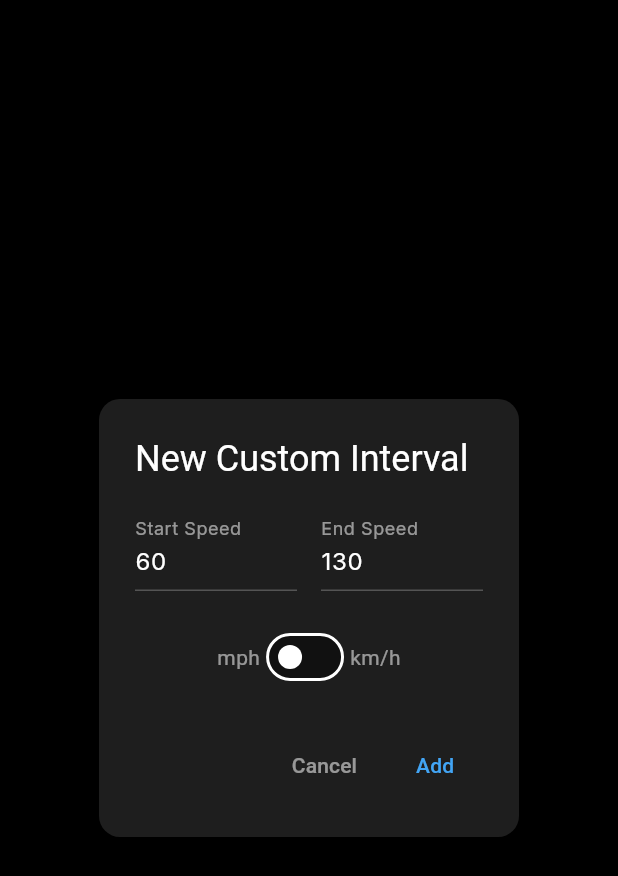
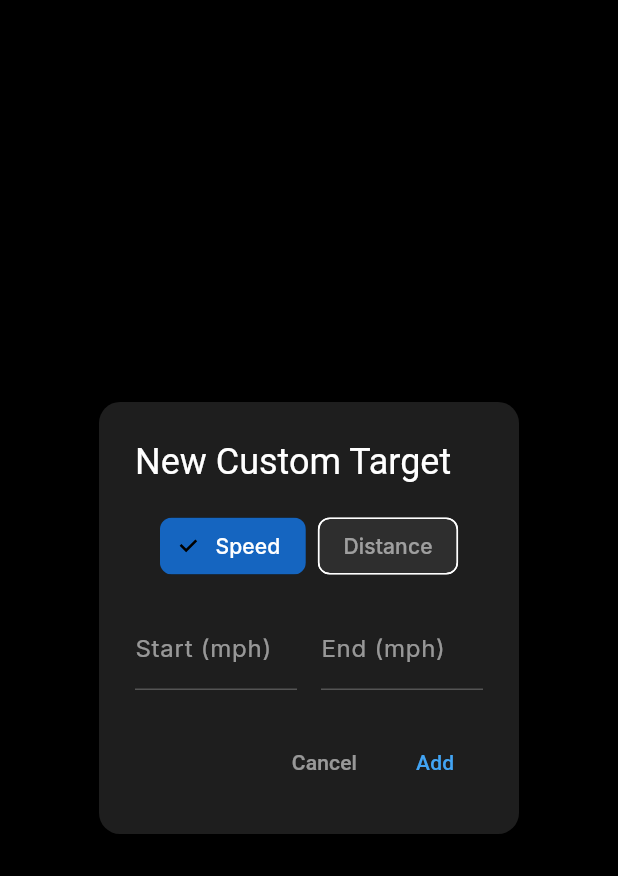
Before and after one commit to fbernatchez/open-dragy, a Flutter app: the _AddCustomTargetDialog widget shown alone on an empty page, opened directly with empty values, on a phone screen of 412 x 824 dp. Shown: the top 876 px of the screen. Run offline on Flutter 3.47's test engine with Material 3 defaults, Android fonts, the phone set to English and light mode, and no system bars; our stand-ins replace audioplayers, flutter_blue_plus, flutter_tts, google_fonts, hive, hive_flutter and 4 more; missing offline and left inert: record; accounts and stored records are empty.

Commit message:
Reorganize settings categories, sort custom targets alphabetically, and improve custom target dialog

```diff
--- a/lib/providers/dragy_provider.dart
+++ b/lib/providers/dragy_provider.dart
@@ -821,7 +821,9 @@ class DragyProvider extends ChangeNotifier {
   }
 
   void addCustomTarget(RaceTarget target) {
+    if (_customTargets.any((t) => t.id == target.id)) return;
     _customTargets.add(target);
+    _customTargets.sort((a, b) => a.displayName.compareTo(b.displayName));
     _enabledTargets.add(target.id);
     _saveSettings();
     notifyListeners();
@@ -873,6 +875,7 @@ class DragyProvider extends ChangeNotifier {
       _customTargets = (data['customTargets'] as List)
           .map((e) => RaceTarget.fromJson(e as Map<String, dynamic>))
           .toList();
+      _customTargets.sort((a, b) => a.displayName.compareTo(b.displayName));
     } else {
       _customTargets = [];
     }
--- a/lib/screens/target_selection_screen.dart
+++ b/lib/screens/target_selection_screen.dart
@@ -1,4 +1,5 @@
 import 'package:flutter/material.dart';
+import 'package:flutter/services.dart';
 import 'package:google_fonts/google_fonts.dart';
 import 'package:provider/provider.dart';
 import '../providers/dragy_provider.dart';
@@ -30,13 +31,26 @@ class TargetSelectionScreen extends StatelessWidget {
         backgroundColor: const Color(0xFF1565C0),
         onPressed: () => _showAddCustomTargetDialog(context, dragy),
         icon: const Icon(Icons.add, color: Colors.white),
-        label: Text('Add Custom Interval', style: GoogleFonts.roboto(color: Colors.white, fontWeight: FontWeight.bold)),
+        label: Text(
+          'Add Custom Interval',
+          style: GoogleFonts.roboto(
+            color: Colors.white,
+            fontWeight: FontWeight.bold,
+          ),
+        ),
       ),
       body: ListView(
         padding: const EdgeInsets.only(bottom: 100),
         children: [
           _SectionHeader(label: 'Official Milestones'),
-          ...officialTests.where((t) => t.distance != null || (t.speedUnit == (isMetric ? SpeedUnit.kmh : SpeedUnit.mph))).map((target) {
+          ...officialTests
+              .where((t) {
+                if (t.distance != null)
+                  return true; // official distance targets always shown
+                return t.speedUnit ==
+                    (isMetric ? SpeedUnit.kmh : SpeedUnit.mph);
+              })
+              .map((target) {
                 return _TargetTile(
                   target: target,
                   isEnabled: dragy.enabledTargets.contains(target.id),
@@ -44,16 +58,35 @@ class TargetSelectionScreen extends StatelessWidget {
                 );
               }),
 
-          if (dragy.customTargets.isNotEmpty) ...[
+          ...[
+            Builder(
+              builder: (context) {
+                final visibleCustom = dragy.customTargets.where(
+                  (t) =>
+                      (t.distance != null &&
+                          t.distanceUnit ==
+                              (isMetric
+                                  ? DistanceUnit.meter
+                                  : DistanceUnit.feet)) ||
+                      t.speedUnit ==
+                          (isMetric ? SpeedUnit.kmh : SpeedUnit.mph),
+                ).toList();
+                if (visibleCustom.isEmpty) return const SizedBox.shrink();
+                return Column(
+                  crossAxisAlignment: CrossAxisAlignment.start,
+                  children: [
                     _SectionHeader(label: 'Custom Intervals'),
-            ...dragy.customTargets.map((target) {
-              return _TargetTile(
+                    ...visibleCustom.map((target) => _TargetTile(
                           target: target,
                           isEnabled: dragy.enabledTargets.contains(target.id),
-                onChanged: (val) => dragy.toggleTargetEnabled(target.id, val),
+                          onChanged: (val) =>
+                              dragy.toggleTargetEnabled(target.id, val),
                           onDelete: () => dragy.removeCustomTarget(target.id),
+                        )),
+                  ],
                 );
-            }),
+              },
+            ),
           ],
         ],
       ),
@@ -141,8 +174,14 @@ class _TargetTile extends StatelessWidget {
           ),
         ),
         subtitle: target.distance != null
-          ? Text('Distance target', style: GoogleFonts.roboto(color: Colors.white38, fontSize: 12))
-          : Text('Speed interval', style: GoogleFonts.roboto(color: Colors.white38, fontSize: 12)),
+            ? Text(
+                'Distance target',
+                style: GoogleFonts.roboto(color: Colors.white38, fontSize: 12),
+              )
+            : Text(
+                'Speed interval',
+                style: GoogleFonts.roboto(color: Colors.white38, fontSize: 12),
+              ),
         value: isEnabled,
         onChanged: onChanged,
         activeThumbColor: const Color(0xFF42A5F5),
@@ -165,40 +204,77 @@ class _AddCustomTargetDialog extends StatefulWidget {
 }
 
 class _AddCustomTargetDialogState extends State<_AddCustomTargetDialog> {
-  late bool isMetric;
-  final TextEditingController _startController = TextEditingController(text: '100');
-  final TextEditingController _endController = TextEditingController(text: '200');
+  bool isDistanceMode = false;
+  final TextEditingController _startController = TextEditingController();
+  final TextEditingController _endController = TextEditingController();
+  final TextEditingController _distanceController = TextEditingController();
 
   @override
   void initState() {
     super.initState();
-    isMetric = widget.dragy.isMetric;
-    if (!isMetric) {
-      _startController.text = '60';
-      _endController.text = '130';
-    }
   }
 
   @override
   Widget build(BuildContext context) {
+    final isMetric = widget.dragy.isMetric;
+    final speedUnit = isMetric ? 'km/h' : 'mph';
+    final distUnit = isMetric ? 'm' : 'ft';
     return AlertDialog(
       backgroundColor: const Color(0xFF1E1E1E),
       shape: RoundedRectangleBorder(borderRadius: BorderRadius.circular(14)),
-      title: Text('New Custom Interval', style: GoogleFonts.roboto(color: Colors.white)),
+      title: Text(
+        'New Custom Target',
+        style: GoogleFonts.roboto(color: Colors.white),
+      ),
       content: Column(
         mainAxisSize: MainAxisSize.min,
         children: [
+          Row(
+            mainAxisAlignment: MainAxisAlignment.center,
+            children: [
+              ChoiceChip(
+                label: const Text('Speed'),
+                selected: !isDistanceMode,
+                onSelected: (val) {
+                  if (val) setState(() => isDistanceMode = false);
+                },
+                selectedColor: const Color(0xFF1565C0),
+                backgroundColor: Colors.white12,
+                labelStyle: TextStyle(
+                  color: !isDistanceMode ? Colors.white : Colors.white54,
+                ),
+              ),
+              const SizedBox(width: 8),
+              ChoiceChip(
+                label: const Text('Distance'),
+                selected: isDistanceMode,
+                onSelected: (val) {
+                  if (val) setState(() => isDistanceMode = true);
+                },
+                selectedColor: const Color(0xFF1565C0),
+                backgroundColor: Colors.white12,
+                labelStyle: TextStyle(
+                  color: isDistanceMode ? Colors.white : Colors.white54,
+                ),
+              ),
+            ],
+          ),
+          const SizedBox(height: 16),
+          if (!isDistanceMode)
             Row(
               children: [
                 Expanded(
                   child: TextField(
                     controller: _startController,
                     keyboardType: TextInputType.number,
+                    inputFormatters: [FilteringTextInputFormatter.digitsOnly],
                     style: const TextStyle(color: Colors.white),
-                  decoration: const InputDecoration(
-                    labelText: 'Start Speed',
-                    labelStyle: TextStyle(color: Colors.white54),
-                    enabledBorder: UnderlineInputBorder(borderSide: BorderSide(color: Colors.white24)),
+                    decoration: InputDecoration(
+                      labelText: 'Start ($speedUnit)',
+                      labelStyle: const TextStyle(color: Colors.white54),
+                      enabledBorder: const UnderlineInputBorder(
+                        borderSide: BorderSide(color: Colors.white24),
+                      ),
                     ),
                   ),
                 ),
@@ -207,41 +283,67 @@ class _AddCustomTargetDialogState extends State<_AddCustomTargetDialog> {
                   child: TextField(
                     controller: _endController,
                     keyboardType: TextInputType.number,
+                    inputFormatters: [FilteringTextInputFormatter.digitsOnly],
                     style: const TextStyle(color: Colors.white),
-                  decoration: const InputDecoration(
-                    labelText: 'End Speed',
-                    labelStyle: TextStyle(color: Colors.white54),
-                    enabledBorder: UnderlineInputBorder(borderSide: BorderSide(color: Colors.white24)),
+                    decoration: InputDecoration(
+                      labelText: 'End ($speedUnit)',
+                      labelStyle: const TextStyle(color: Colors.white54),
+                      enabledBorder: const UnderlineInputBorder(
+                        borderSide: BorderSide(color: Colors.white24),
+                      ),
                     ),
                   ),
                 ),
               ],
+            )
+          else
+            TextField(
+              controller: _distanceController,
+              keyboardType: TextInputType.number,
+              inputFormatters: [FilteringTextInputFormatter.digitsOnly],
+              style: const TextStyle(color: Colors.white),
+              decoration: InputDecoration(
+                labelText: 'Distance ($distUnit)',
+                labelStyle: const TextStyle(color: Colors.white54),
+                enabledBorder: const UnderlineInputBorder(
+                  borderSide: BorderSide(color: Colors.white24),
                 ),
-          const SizedBox(height: 20),
-          Row(
-            mainAxisAlignment: MainAxisAlignment.center,
-            children: [
-              Text('mph', style: GoogleFonts.roboto(color: Colors.white54)),
-              Switch(
-                value: isMetric,
-                onChanged: (v) => setState(() => isMetric = v),
-                activeColor: const Color(0xFF42A5F5),
               ),
-              Text('km/h', style: GoogleFonts.roboto(color: Colors.white54)),
-            ],
             ),
         ],
       ),
       actions: [
         TextButton(
           onPressed: () => Navigator.pop(context),
-          child: Text('Cancel', style: GoogleFonts.roboto(color: Colors.white54)),
+          child: Text(
+            'Cancel',
+            style: GoogleFonts.roboto(color: Colors.white54),
+          ),
         ),
         TextButton(
           onPressed: () {
+            if (isDistanceMode) {
+              final dist = double.tryParse(_distanceController.text);
+              if (dist != null && dist > 0) {
+                final isMetric = widget.dragy.isMetric;
+                final distInt = dist.round();
+                final unit = isMetric ? DistanceUnit.meter : DistanceUnit.feet;
+                final unitStr = isMetric ? 'm' : 'ft';
+                final target = RaceTarget(
+                  id: 'custom_dist_${distInt}_${unit.name}',
+                  displayName: '$distInt$unitStr',
+                  distance: dist,
+                  distanceUnit: unit,
+                  isOfficial: false,
+                );
+                widget.dragy.addCustomTarget(target);
+                Navigator.pop(context);
+              }
+            } else {
               final start = double.tryParse(_startController.text);
               final end = double.tryParse(_endController.text);
               if (start != null && end != null && end > start) {
+                final isMetric = widget.dragy.isMetric;
                 final unit = isMetric ? SpeedUnit.kmh : SpeedUnit.mph;
                 final unitStr = isMetric ? 'km/h' : 'mph';
                 final startInt = start.round();
@@ -250,8 +352,8 @@ class _AddCustomTargetDialogState extends State<_AddCustomTargetDialog> {
                 final target = RaceTarget(
                   id: 'custom_${startInt}_${endInt}_${unit.name}',
                   displayName: '$startInt-$endInt $unitStr',
-                startSpeed: isMetric ? start : start * 1.609344, // always store in km/h
-                endSpeed: isMetric ? end : end * 1.609344, // always store in km/h
+                  startSpeed: isMetric ? start : start * 1.609344,
+                  endSpeed: isMetric ? end : end * 1.609344,
                   speedUnit: unit,
                   isOfficial: false,
                 );
@@ -259,8 +361,12 @@ class _AddCustomTargetDialogState extends State<_AddCustomTargetDialog> {
                 widget.dragy.addCustomTarget(target);
                 Navigator.pop(context);
               }
+            }
           },
-          child: Text('Add', style: GoogleFonts.roboto(color: const Color(0xFF42A5F5))),
+          child: Text(
+            'Add',
+            style: GoogleFonts.roboto(color: const Color(0xFF42A5F5)),
+          ),
         ),
       ],
     );
--- a/pubspec.yaml
+++ b/pubspec.yaml
@@ -16,7 +16,7 @@ publish_to: 'none' # Remove this line if you wish to publish to pub.dev
 # https://developer.apple.com/library/archive/documentation/General/Reference/InfoPlistKeyReference/Articles/CoreFoundationKeys.html
 # In Windows, build-name is used as the major, minor, and patch parts
 # of the product and file versions while build-number is used as the build suffix.
-version: 1.1.4+67
+version: 1.2.0-beta.1+70
 
 environment:
   sdk: ^3.11.5
```
Also changed, not shown: lib/screens/settings_screen.dart (+6 -1 lines). Lines whose indentation alone changed are shown as unchanged.
